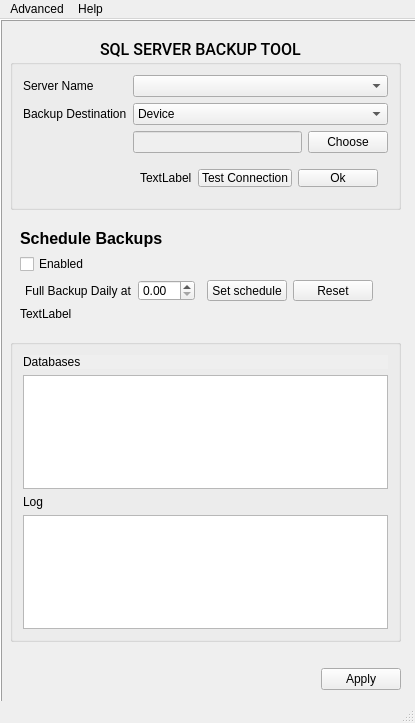
Old version of the form ui/mainWindow.ui in the repository desxedada/SQLGDriveBackup.
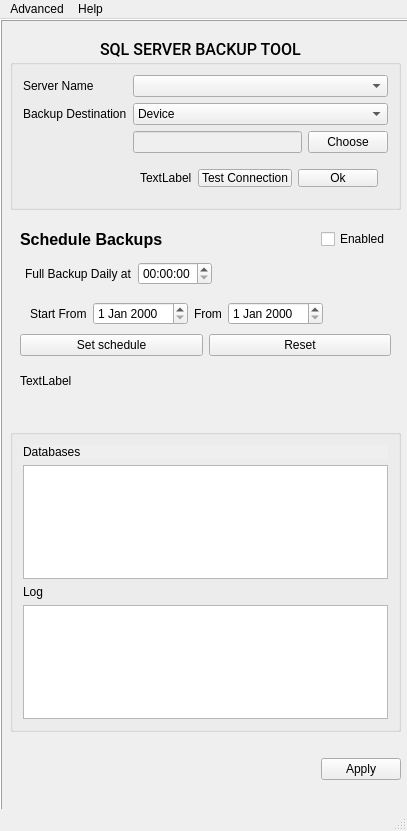
New version of the form.

Commit message: change scheduler widget

Patch:
```diff
--- a/ui/mainWindow.ui
+++ b/ui/mainWindow.ui
@@ -6,8 +6,8 @@
    <rect>
     <x>0</x>
     <y>0</y>
-    <width>415</width>
-    <height>723</height>
+    <width>407</width>
+    <height>831</height>
    </rect>
   </property>
   <property name="windowTitle">
@@ -19,8 +19,8 @@
      <rect>
       <x>0</x>
       <y>0</y>
-      <width>431</width>
-      <height>691</height>
+      <width>411</width>
+      <height>811</height>
      </rect>
     </property>
     <property name="frameShape">
@@ -194,7 +194,7 @@
      <property name="geometry">
       <rect>
        <x>270</x>
-       <y>640</y>
+       <y>730</y>
        <width>131</width>
        <height>41</height>
       </rect>
@@ -226,7 +226,7 @@
      <property name="geometry">
       <rect>
        <x>10</x>
-       <y>320</y>
+       <y>410</y>
        <width>391</width>
        <height>303</height>
       </rect>
@@ -247,17 +247,17 @@
       <property name="bottomMargin">
        <number>10</number>
       </property>
-      <item row="1" column="0">
-       <widget class="QListWidget" name="databaseListWidget"/>
-      </item>
       <item row="2" column="0">
+       <widget class="QListWidget" name="databaseListWidget"/>
+      </item>
+      <item row="3" column="0">
        <widget class="QLabel" name="label_11">
         <property name="text">
          <string>Log</string>
         </property>
        </widget>
       </item>
-      <item row="3" column="0">
+      <item row="4" column="0">
        <widget class="QTextEdit" name="logtextEdit"/>
       </item>
       <item row="0" column="0">
@@ -278,7 +278,7 @@
        <x>10</x>
        <y>200</y>
        <width>391</width>
-       <height>112</height>
+       <height>191</height>
       </rect>
      </property>
      <property name="autoFillBackground">
@@ -298,6 +298,8 @@
        <number>10</number>
       </property>
       <item>
+       <layout class="QHBoxLayout" name="horizontalLayout_9">
+        <item>
        <widget class="QLabel" name="label_9">
         <property name="font">
          <font>
@@ -311,6 +313,19 @@
         </property>
        </widget>
       </item>
+        <item>
+         <spacer name="horizontalSpacer_5">
+          <property name="orientation">
+           <enum>Qt::Horizontal</enum>
+          </property>
+          <property name="sizeHint" stdset="0">
+           <size>
+            <width>40</width>
+            <height>20</height>
+           </size>
+          </property>
+         </spacer>
+        </item>
       <item>
        <widget class="QCheckBox" name="enableCheckBox">
         <property name="text">
@@ -318,6 +333,8 @@
         </property>
        </widget>
       </item>
+       </layout>
+      </item>
       <item>
        <layout class="QHBoxLayout" name="horizontalLayout_3">
         <property name="leftMargin">
@@ -334,7 +351,7 @@
          </widget>
         </item>
         <item>
-         <widget class="QDoubleSpinBox" name="timeSpinBox"/>
+         <widget class="QTimeEdit" name="scheduleTimeEdit"/>
         </item>
         <item>
          <spacer name="horizontalSpacer_3">
@@ -350,6 +367,66 @@
          </spacer>
         </item>
         <item>
+         <widget class="QLabel" name="label_8">
+          <property name="text">
+           <string/>
+          </property>
+         </widget>
+        </item>
+       </layout>
+      </item>
+      <item>
+       <layout class="QHBoxLayout" name="horizontalLayout_7">
+        <property name="leftMargin">
+         <number>10</number>
+        </property>
+        <property name="topMargin">
+         <number>3</number>
+        </property>
+        <property name="rightMargin">
+         <number>10</number>
+        </property>
+        <property name="bottomMargin">
+         <number>3</number>
+        </property>
+        <item>
+         <widget class="QLabel" name="label_3">
+          <property name="text">
+           <string>Start From</string>
+          </property>
+         </widget>
+        </item>
+        <item>
+         <widget class="QDateEdit" name="beginDateEdit"/>
+        </item>
+        <item>
+         <widget class="QLabel" name="label_2">
+          <property name="text">
+           <string>From</string>
+          </property>
+         </widget>
+        </item>
+        <item>
+         <widget class="QDateEdit" name="endDateEdit"/>
+        </item>
+        <item>
+         <spacer name="horizontalSpacer_4">
+          <property name="orientation">
+           <enum>Qt::Horizontal</enum>
+          </property>
+          <property name="sizeHint" stdset="0">
+           <size>
+            <width>40</width>
+            <height>20</height>
+           </size>
+          </property>
+         </spacer>
+        </item>
+       </layout>
+      </item>
+      <item>
+       <layout class="QHBoxLayout" name="horizontalLayout_6">
+        <item>
          <widget class="QPushButton" name="setButton">
           <property name="text">
            <string>Set schedule</string>
@@ -363,13 +440,6 @@
           </property>
          </widget>
         </item>
-        <item>
-         <widget class="QLabel" name="label_8">
-          <property name="text">
-           <string/>
-          </property>
-         </widget>
-        </item>
        </layout>
       </item>
       <item>
@@ -392,7 +462,7 @@
     <rect>
      <x>0</x>
      <y>0</y>
-     <width>415</width>
+     <width>407</width>
      <height>21</height>
     </rect>
    </property>
```
Lines whose indentation alone changed are shown as unchanged. The commit also changes 1 other file.
